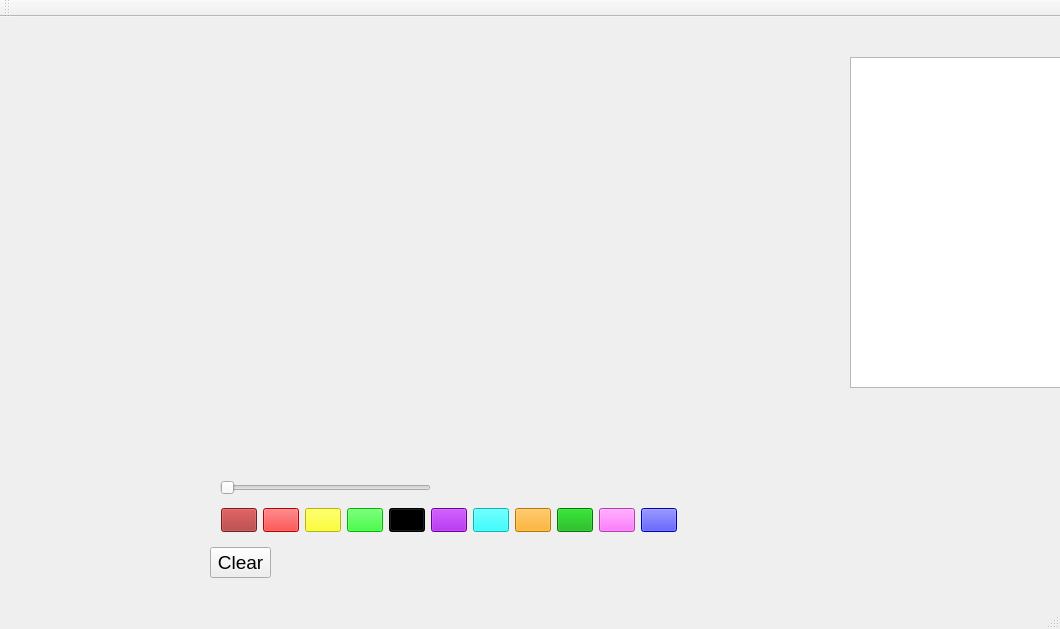
Before: the Qt Designer form User/User/Drawer_Game_Interface.ui in xNaga09x/ProjectModernCpp, drawn with Qt 5.
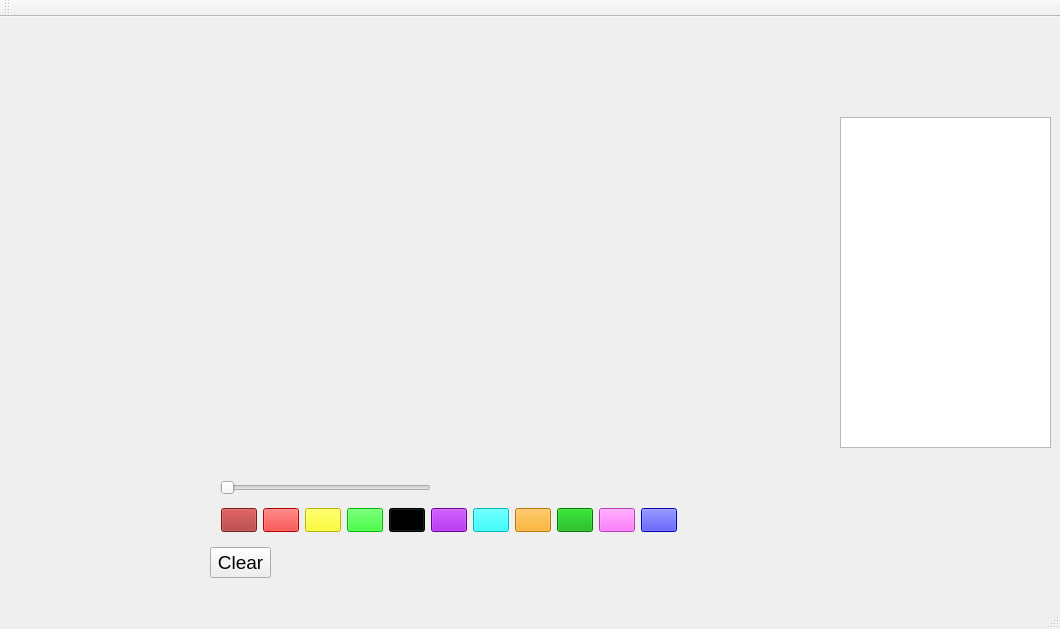
After: the same form once the commit is applied.

Commit message: getChatandDelete in Drawer

```diff
--- a/User/User/Drawer_Game_Interface.ui
+++ b/User/User/Drawer_Game_Interface.ui
@@ -296,8 +296,8 @@
    <widget class="QTextEdit" name="chatDisplay">
     <property name="geometry">
      <rect>
-      <x>850</x>
-      <y>40</y>
+      <x>840</x>
+      <y>100</y>
       <width>211</width>
       <height>331</height>
      </rect>
```
The commit also changes 2 other files.
